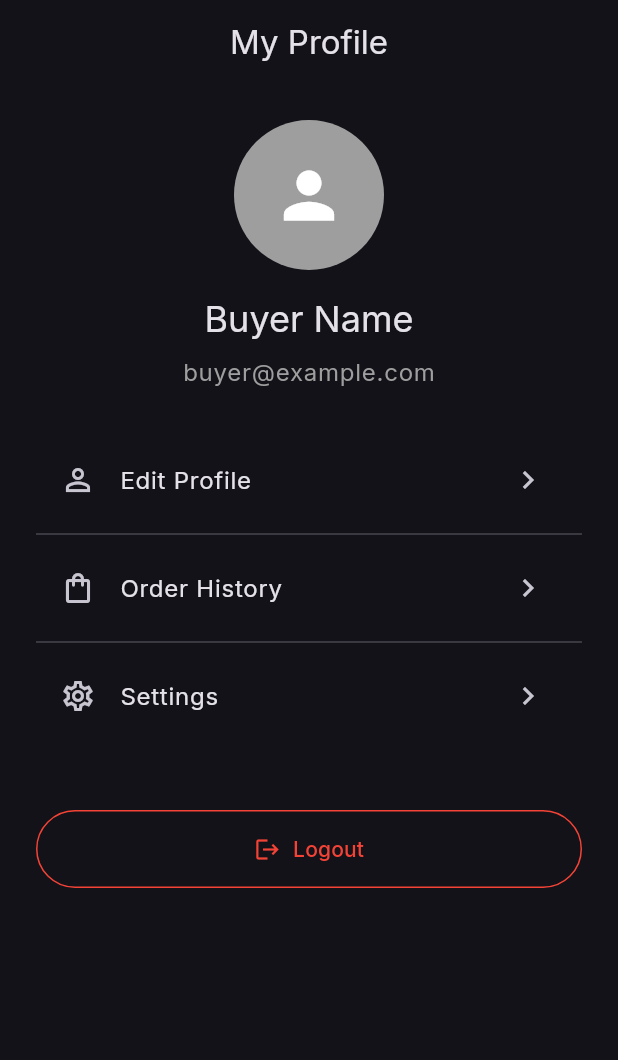
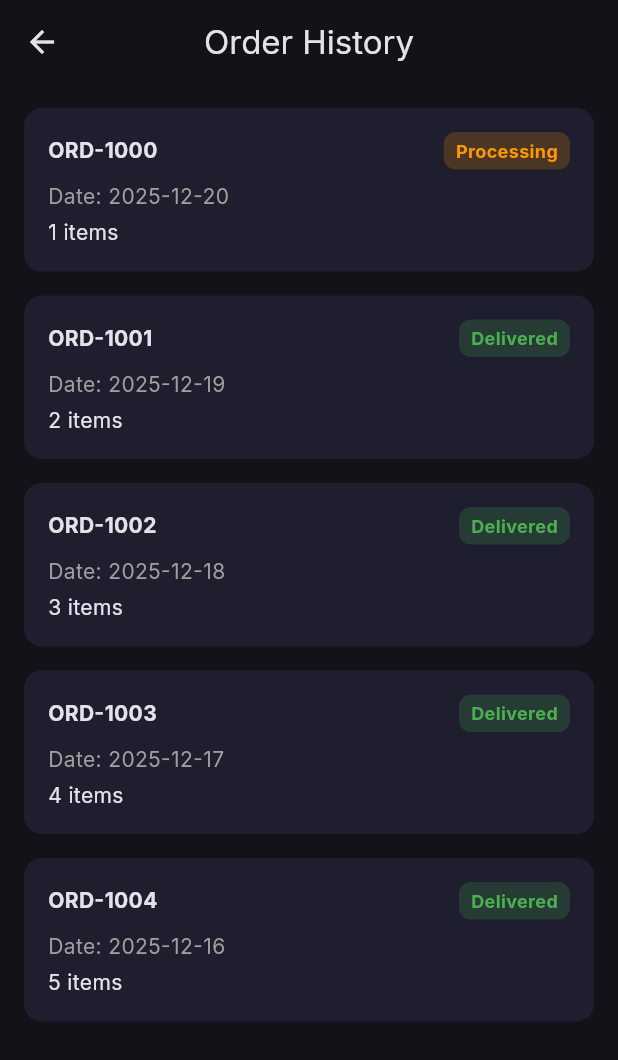
Before and after one commit to anasfarock/flutter-bookstore-fyp, a Flutter app: the BuyerProfileScreen screen opened by its route, after a tap on "Order History", on a phone screen of 412 x 824 dp. Shown: the top 1060 px of the screen. Run offline on Flutter 3.47's test engine with Material 3 defaults, Android fonts, the phone set to English and light mode, and no system bars; our stand-ins replace flutter_riverpod, go_router, google_fonts.

Commit message:
feat: Implement buyer profile, settings, edit profile, and order history screens with their respective routing.

```diff
--- a/lib/core/router/app_router.dart
+++ b/lib/core/router/app_router.dart
@@ -11,6 +11,9 @@ import '../../features/buyer/presentation/product_details_screen.dart';
 import '../../features/buyer/presentation/cart_screen.dart';
 import '../../features/buyer/presentation/checkout_screen.dart';
 import '../../features/buyer/presentation/buyer_profile_screen.dart';
+import '../../features/buyer/presentation/edit_profile_screen.dart';
+import '../../features/buyer/presentation/order_history_screen.dart';
+import '../../features/buyer/presentation/buyer_settings_screen.dart';
 
 final appRouter = GoRouter(
   initialLocation: '/login',
@@ -58,5 +61,17 @@ final appRouter = GoRouter(
       path: '/buyer-profile',
       builder: (context, state) => const BuyerProfileScreen(),
     ),
+    GoRoute(
+      path: '/edit-profile',
+      builder: (context, state) => const EditProfileScreen(),
+    ),
+    GoRoute(
+      path: '/order-history',
+      builder: (context, state) => const OrderHistoryScreen(),
+    ),
+    GoRoute(
+      path: '/buyer-settings',
+      builder: (context, state) => const BuyerSettingsScreen(),
+    ),
   ],
 );
--- a/lib/features/buyer/presentation/buyer_profile_screen.dart
+++ b/lib/features/buyer/presentation/buyer_profile_screen.dart
@@ -34,7 +34,7 @@ class BuyerProfileScreen extends StatelessWidget {
               title: const Text('Edit Profile'),
               trailing: const Icon(Icons.chevron_right),
               onTap: () {
-                // TODO: Implement Edit Profile
+                context.push('/edit-profile');
               },
             ),
             const Divider(),
@@ -43,7 +43,7 @@ class BuyerProfileScreen extends StatelessWidget {
               title: const Text('Order History'),
               trailing: const Icon(Icons.chevron_right),
               onTap: () {
-                // TODO: Implement Order History
+                context.push('/order-history');
               },
             ),
             const Divider(),
@@ -52,7 +52,7 @@ class BuyerProfileScreen extends StatelessWidget {
               title: const Text('Settings'),
               trailing: const Icon(Icons.chevron_right),
               onTap: () {
-                 // TODO: Implement Settings
+                 context.push('/buyer-settings');
               },
             ),
             const SizedBox(height: 48),
--- /dev/null
+++ b/lib/features/buyer/presentation/order_history_screen.dart
@@ -0,0 +1,82 @@
+
+import 'package:flutter/material.dart';
+
+class OrderHistoryScreen extends StatelessWidget {
+  const OrderHistoryScreen({super.key});
+
+  @override
+  Widget build(BuildContext context) {
+    final mockOrders = List.generate(5, (index) => {
+      'id': 'ORD-${1000 + index}',
+      'date': '2025-12-${20 - index}',
+      'total': (index + 1) * 25.50,
+      'status': index == 0 ? 'Processing' : 'Delivered',
+      'items': '${index + 1} items',
+    });
+
+    return Scaffold(
+      appBar: AppBar(title: const Text('Order History')),
+      body: ListView.separated(
+        padding: const EdgeInsets.all(16),
+        itemCount: mockOrders.length,
+        separatorBuilder: (_, __) => const SizedBox(height: 16),
+        itemBuilder: (context, index) {
+          final order = mockOrders[index];
+          final isProcessing = order['status'] == 'Processing';
+          return Container(
+            padding: const EdgeInsets.all(16),
+             decoration: BoxDecoration(
+              color: Theme.of(context).cardColor,
+              borderRadius: BorderRadius.circular(12),
+            ),
+            child: Column(
+              crossAxisAlignment: CrossAxisAlignment.start,
+              children: [
+                Row(
+                  mainAxisAlignment: MainAxisAlignment.spaceBetween,
+                  children: [
+                    Text(
+                      '${order['id']}',
+                      style: const TextStyle(fontWeight: FontWeight.bold),
+                    ),
+                    Container(
+                      padding: const EdgeInsets.symmetric(horizontal: 8, vertical: 4),
+                      decoration: BoxDecoration(
+                        color: isProcessing ? Colors.orange.withOpacity(0.2) : Colors.green.withOpacity(0.2),
+                        borderRadius: BorderRadius.circular(8),
+                      ),
+                      child: Text(
+                        '${order['status']}',
+                        style: TextStyle(
+                          color: isProcessing ? Colors.orange : Colors.green,
+                          fontWeight: FontWeight.bold,
+                          fontSize: 12,
+                        ),
+                      ),
+                    ),
+                  ],
+                ),
+                const SizedBox(height: 8),
+                Text('Date: ${order['date']}', style: const TextStyle(color: Colors.grey)),
+                const SizedBox(height: 4),
+                Row(
+                   mainAxisAlignment: MainAxisAlignment.spaceBetween,
+                   children: [
+                     Text('${order['items']}'),
+                     Text(
+                       '\$${(order['total'] as double).toStringAsFixed(2)}',
+                       style: TextStyle(
+                         color: Theme.of(context).primaryColor,
+                         fontWeight: FontWeight.bold,
+                       ),
+                     ),
+                   ],
+                ),
+              ],
+            ),
+          );
+        },
+      ),
+    );
+  }
+}
```
Also changed, not shown: lib/features/buyer/presentation/buyer_settings_screen.dart (added, +61 -0 lines), lib/features/buyer/presentation/edit_profile_screen.dart (added, +77 -0 lines).
